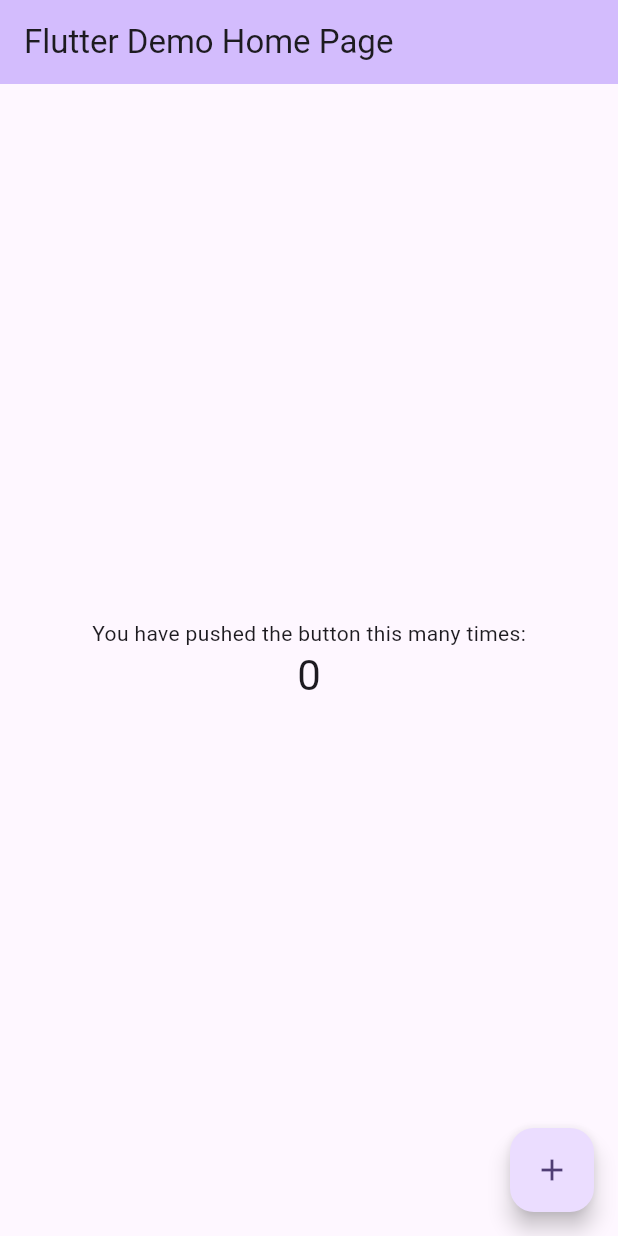
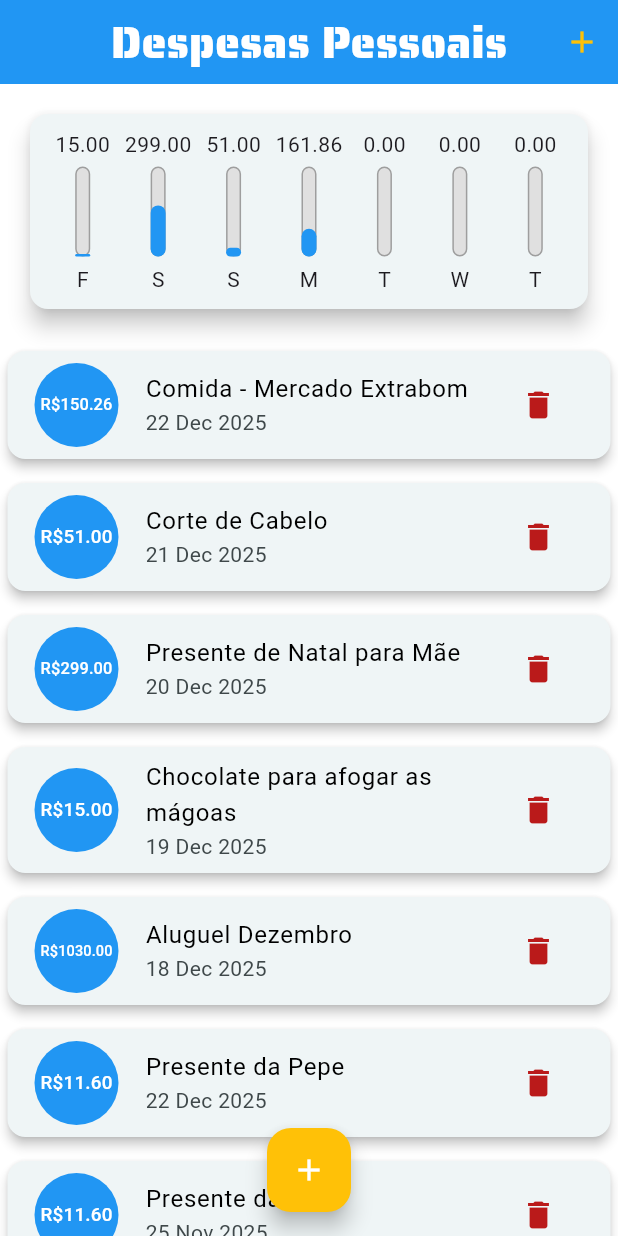
Before and after one commit to robzerbo/personal_expenses_project, a Flutter app: the screen it shows after launch, on a phone screen of 412 x 824 dp. Run offline on Flutter 3.47's test engine with Material 3 defaults, Android fonts, the phone set to English and light mode, and no system bars.

Commit message:
section 4 of the course, completed and added

```diff
--- /dev/null
+++ b/lib/components/chart.dart
@@ -0,0 +1,65 @@
+import 'package:flutter/material.dart';
+import 'package:intl/intl.dart';
+import 'package:personal_expenses_project/components/chart_bar.dart';
+import 'package:personal_expenses_project/models/transaction.dart';
+
+class Chart extends StatelessWidget {
+
+  final List<Transaction> recentTransactions;
+
+  const Chart({super.key, required this.recentTransactions});
+
+  double get _weekTotalValue{
+    return groupedTransactions.fold(0, (sum, tr){
+      return sum + (tr['value'] as double);
+    });
+  }
+
+  List<Map<String, Object>> get groupedTransactions{
+    return List.generate(7, (index){
+      final weekDay = DateTime.now().subtract(
+        Duration(days: index),
+      );
+
+      double valueSum = 0.0;
+
+      for(Transaction transaction in recentTransactions){
+        bool isSameDay = transaction.date.day == weekDay.day;
+        bool isSameMonth = transaction.date.month == weekDay.month;
+        bool isSameYear = transaction.date.year == weekDay.year;
+
+        if(isSameDay && isSameMonth && isSameYear){
+          valueSum += transaction.value;
+        }
+
+      }
+
+      return {'day' : DateFormat.E().format(weekDay)[0], 'value' : valueSum};
+    }).reversed.toList();
+  }
+
+  @override
+  Widget build(BuildContext context) {
+    return Card(
+      elevation: 6,
+      margin: EdgeInsets.all(20),
+      child: Padding(
+        padding: const EdgeInsets.all(10.0),
+        child: Row(
+          mainAxisAlignment: MainAxisAlignment.spaceAround,
+          children:
+            groupedTransactions.map((tr){
+              return Flexible(
+                fit: FlexFit.tight,
+                child: ChartBar(
+                  label: tr['day'].toString(),
+                  value: double.parse(tr['value'].toString()),
+                  percentage: _weekTotalValue == 0 ? 0 : (tr['value'] as double) / _weekTotalValue
+                )
+              );
+            }).toList(),
+        ),
+      ),
+    );
+  }
+}
--- /dev/null
+++ b/lib/components/chart_bar.dart
@@ -0,0 +1,55 @@
+import 'package:flutter/material.dart';
+
+class ChartBar extends StatelessWidget {
+
+  final String label;
+  final double value;
+  final double percentage;
+
+  const ChartBar({super.key, required this.label, required this.value, required this.percentage});
+
+  @override
+  Widget build(BuildContext context) {
+    return Column(
+      children: [
+        Container(
+          height: 20,
+          child: FittedBox(
+            child: Text(value.toStringAsFixed(2))
+          ),
+        ),
+        SizedBox(height: 5,),
+        Container(
+          height: 60,
+          width: 10,
+          child: Stack(
+            alignment: Alignment.bottomCenter,
+            children: [
+              Container(
+                decoration: BoxDecoration(
+                  border: Border.all(
+                    color: Colors.grey,
+                    width: 1.0
+                  ),
+                  color: Colors.grey[300],
+                  borderRadius: BorderRadius.circular(5)
+                ),
+              ),
+              FractionallySizedBox(
+                heightFactor: percentage,
+                child: Container(
+                  decoration: BoxDecoration(
+                    color: Theme.of(context).primaryColor,
+                    borderRadius: BorderRadius.circular(5)
+                  ),
+                ),
+              )
+            ],
+          ),
+        ),
+        SizedBox(height: 5,),
+        Text(label)
+      ],
+    );
+  }
+}
--- /dev/null
+++ b/lib/components/transaction_list.dart
@@ -0,0 +1,130 @@
+import 'package:flutter/material.dart';
+import 'package:personal_expenses_project/models/transaction.dart';
+import 'package:intl/intl.dart' ;
+
+class TransactionList extends StatelessWidget {
+  final List<Transaction> transactions;
+  final void Function(String) onRemoved;
+
+  const TransactionList({super.key, required this.transactions, required this.onRemoved});
+
+  @override
+  Widget build(BuildContext context) {
+    return
+      Container(
+        height: 650,
+        child: transactions.isNotEmpty ? ListView.builder(
+          itemCount: transactions.length,
+          itemBuilder: (ctx, index){
+            final tr = transactions[index];
+            return Card(
+              elevation: 3,
+              margin: EdgeInsets.symmetric(
+                vertical: 8,
+                horizontal: 5,
+              ),
+              child: ListTile(
+                leading: CircleAvatar(
+                  backgroundColor: Theme.of(context).colorScheme.primary,
+                  radius: 30,
+                  child: Padding(
+                    padding: const EdgeInsets.all(6.0),
+                    child: FittedBox(
+                      child: Text(
+                        "R\$${tr.value.toStringAsFixed(2)}",
+                        style: TextStyle(
+                          color: Theme.of(context).appBarTheme.foregroundColor
+                        ),
+                      )
+                    ),
+                  ),
+                ),
+                title: Text(
+                  tr.title,
+                  style: TextStyle(
+                    color: Theme.of(context).colorScheme.onSurface,
+                    // fontWeight:
+                  ),
+                ),
+                subtitle: Text(DateFormat('d MMM y').format(tr.date)),
+                trailing: IconButton(
+                  onPressed: ()=> onRemoved(tr.id),
+                  icon: Icon(Icons.delete),
+                  color: Theme.of(context).colorScheme.error,
+                ),
+              ),
+            );
+          },
+          // return Card(
+            //   elevation: 2,
+            //   child: Row(children: [
+            //     Container(
+            //       margin: EdgeInsets.symmetric(vertical: 15, horizontal: 15),
+            //       decoration: BoxDecoration(
+            //         border: Border.all(
+            //           color: Theme.of(context).colorScheme.primary,
+            //           width: 2,
+
+            //         ),
+            //         borderRadius: BorderRadius.circular(20)
+            //       ),
+            //       padding: EdgeInsets.all(10),
+
+            //       child: Text(
+            //         "R\$ ${tr.value.toStringAsFixed(2)}",
+            //         style: TextStyle(
+            //           fontWeight: FontWeight.bold,
+            //           fontFamily: Theme.of(context).textTheme.titleLarge?.fontFamily,
+            //           fontSize: 20,
+            //           color: Theme.of(context).colorScheme.primary
+            //         )
+            //       )
+            //     ),
+            //     Expanded(
+            //       child: Column(
+            //         crossAxisAlignment: CrossAxisAlignment.start,
+            //         children: [
+            //         Text(
+            //           tr.title,
+            //           softWrap: true,
+            //           style: TextStyle(
+            //             fontSize: 20,
+            //             fontWeight: FontWeight.bold
+            //           ),
+            //         ),
+            //         Text(
+            //           DateFormat('d MMM yyyy').format(tr.date),
+            //           style: TextStyle(
+            //             color: Theme.of(context).colorScheme.outline
+            //           ),
+            //           )
+            //       ],),
+            //     )
+            //   ],)
+            // );
+        )
+        :
+        Column(
+          children: [
+            Padding(
+              padding: const EdgeInsets.all(8.0),
+              child: Text(
+                "Nenhum gasto registrado...",
+                style: TextStyle(
+                  fontFamily: Theme.of(context).appBarTheme.titleTextStyle?.fontFamily,
+                  fontSize: 20
+                ),
+              ),
+            ),
+            Container(
+              height: 200,
+              child: Image.asset(
+                "assets/fonts/images/empty-wallet.webp",
+                fit: BoxFit.cover,
+              ),
+            )
+          ],
+        )
+      );
+    }
+}
--- a/lib/main.dart
+++ b/lib/main.dart
@@ -1,122 +1,141 @@
 import 'package:flutter/material.dart';
+import 'package:personal_expenses_project/components/chart.dart';
+import 'dart:math';
+import 'package:personal_expenses_project/components/transaction_form.dart';
+import 'package:personal_expenses_project/components/transaction_list.dart';
+import 'package:personal_expenses_project/models/transaction.dart';
 
 void main() {
-  runApp(const MyApp());
+  runApp(ExpensesApp());
 }
 
-class MyApp extends StatelessWidget {
-  const MyApp({super.key});
+class ExpensesApp extends StatelessWidget {
+  ExpensesApp({super.key});
 
-  // This widget is the root of your application.
+  final ThemeData theme = ThemeData();
+
   @override
   Widget build(BuildContext context) {
     return MaterialApp(
-      title: 'Flutter Demo',
+      home: MyHomePage(),
       theme: ThemeData(
-        // This is the theme of your application.
-        //
-        // TRY THIS: Try running your application with "flutter run". You'll see
-        // the application has a purple toolbar. Then, without quitting the app,
-        // try changing the seedColor in the colorScheme below to Colors.green
-        // and then invoke "hot reload" (save your changes or press the "hot
-        // reload" button in a Flutter-supported IDE, or press "r" if you used
-        // the command line to start the app).
-        //
-        // Notice that the counter didn't reset back to zero; the application
-        // state is not lost during the reload. To reset the state, use hot
-        // restart instead.
-        //
-        // This works for code too, not just values: Most code changes can be
-        // tested with just a hot reload.
-        colorScheme: .fromSeed(seedColor: Colors.deepPurple),
+        // useMaterial3: false,
+        appBarTheme: AppBarTheme(
+          backgroundColor: Colors.blue,
+          foregroundColor: Colors.white,
+          iconTheme: IconThemeData(
+            color: Colors.amber
+          ),
+          titleTextStyle: TextStyle(
+            fontFamily: 'SairaStencilOne',
+            fontSize: 30
+          ),
+        ),
+        textTheme: ThemeData.light().textTheme.copyWith(
+          titleLarge: TextStyle(
+            fontFamily: 'SairaStencilOne',
+            fontSize: 20
+          ),
+        ),
+        colorScheme: ColorScheme.fromSeed(
+          seedColor: Colors.white70,
+          primary: Colors.blue,
+          secondary: Colors.amber,
+          onSurface: Colors.black,
+          outline: Colors.blueGrey,
+          surface: Colors.white
+        ),
+        fontFamily: 'NotoSerif'
       ),
-      home: const MyHomePage(title: 'Flutter Demo Home Page'),
     );
   }
 }
 
 class MyHomePage extends StatefulWidget {
-  const MyHomePage({super.key, required this.title});
-
-  // This widget is the home page of your application. It is stateful, meaning
-  // that it has a State object (defined below) that contains fields that affect
-  // how it looks.
-
-  // This class is the configuration for the state. It holds the values (in this
-  // case the title) provided by the parent (in this case the App widget) and
-  // used by the build method of the State. Fields in a Widget subclass are
-  // always marked "final".
-
-  final String title;
+  const MyHomePage({super.key});
 
   @override
   State<MyHomePage> createState() => _MyHomePageState();
 }
 
 class _MyHomePageState extends State<MyHomePage> {
-  int _counter = 0;
 
-  void _incrementCounter() {
+  final List<Transaction> _transactions = [
+    Transaction(id: "t1", title: "Comida - Mercado Extrabom", value: 150.255555, date: DateTime.now().subtract(Duration(days: 3))),
+    Transaction(id: "t2", title: "Corte de Cabelo", value: 50.9999, date: DateTime.now().subtract(Duration(days: 4))),
+    Transaction(id: "t3", title: "Presente de Natal para Mãe", value: 299, date: DateTime.now().subtract(Duration(days: 5))),
+    Transaction(id: "t4", title: "Chocolate para afogar as mágoas", value: 15, date: DateTime.now().subtract(Duration(days: 6))),
+    Transaction(id: "t6", title: "Aluguel Dezembro", value: 1030, date: DateTime.now().subtract(Duration(days: 7))),
+    Transaction(id: "t7", title: "Presente da Pepe", value: 11.60, date: DateTime.now().subtract(Duration(days: 3))),
+    Transaction(id: "t8", title: "Presente da Pepe", value: 11.60, date: DateTime.now().subtract(Duration(days: 30))),
+  ];
+
+  List<Transaction> get _recentTransactions{
+    return _transactions.where((tr){
+      return tr.date.isAfter(DateTime.now().subtract(
+        Duration(days: 7)));
+      }).toList();
+  }
+
+  void _addTransaction(String title, double value, DateTime date){
+    final newTransaction = Transaction(
+      id: Random().nextDouble().toString(),
+      title: title,
+      value: value,
+      date: date
+      );
+
+      setState(() {
+        _transactions.add(newTransaction);
+      });
+
+      Navigator.of(context).pop();
+  }
+
+  void _removeTransaction(String id){
     setState(() {
-      // This call to setState tells the Flutter framework that something has
-      // changed in this State, which causes it to rerun the build method below
-      // so that the display can reflect the updated values. If we changed
-      // _counter without calling setState(), then the build method would not be
-      // called again, and so nothing would appear to happen.
-      _counter++;
+      _transactions.removeWhere((tr) => tr.id == id);
     });
+  }
+
+  dynamic _openTransactionFormModal(BuildContext context){
+    showModalBottomSheet(
+      context: context,
+      builder: (_){
+        return TransactionForm(onSubmit: _addTransaction);
+      }
+    );
   }
 
   @override
   Widget build(BuildContext context) {
-    // This method is rerun every time setState is called, for instance as done
-    // by the _incrementCounter method above.
-    //
-    // The Flutter framework has been optimized to make rerunning build methods
-    // fast, so that you can just rebuild anything that needs updating rather
-    // than having to individually change instances of widgets.
     return Scaffold(
       appBar: AppBar(
-        // TRY THIS: Try changing the color here to a specific color (to
-        // Colors.amber, perhaps?) and trigger a hot reload to see the AppBar
-        // change color while the other colors stay the same.
-        backgroundColor: Theme.of(context).colorScheme.inversePrimary,
-        // Here we take the value from the MyHomePage object that was created by
-        // the App.build method, and use it to set our appbar title.
-        title: Text(widget.title),
+        title: Text("Despesas Pessoais"),
+        centerTitle: true,
+        actions: [
+          IconButton(
+            onPressed: () => _openTransactionFormModal(context),
+            icon: Icon(Icons.add)
+          )
+        ],
       ),
-      body: Center(
-        // Center is a layout widget. It takes a single child and positions it
-        // in the middle of the parent.
+      body: SingleChildScrollView( // precisa definir o tamanho da tela
         child: Column(
-          // Column is also a layout widget. It takes a list of children and
-          // arranges them vertically. By default, it sizes itself to fit its
-          // children horizontally, and tries to be as tall as its parent.
-          //
-          // Column has various properties to control how it sizes itself and
-          // how it positions its children. Here we use mainAxisAlignment to
-          // center the children vertically; the main axis here is the vertical
-          // axis because Columns are vertical (the cross axis would be
-          // horizontal).
-          //
-          // TRY THIS: Invoke "debug painting" (choose the "Toggle Debug Paint"
-          // action in the IDE, or press "p" in the console), to see the
-          // wireframe for each widget.
-          mainAxisAlignment: .center,
-          children: [
-            const Text('You have pushed the button this many times:'),
-            Text(
-              '$_counter',
-              style: Theme.of(context).textTheme.headlineMedium,
-            ),
+          crossAxisAlignment: CrossAxisAlignment.stretch,
+          children: <Widget>[
+            Chart(recentTransactions: _recentTransactions),
+            TransactionList(transactions: _transactions, onRemoved: _removeTransaction),
           ],
         ),
       ),
       floatingActionButton: FloatingActionButton(
-        onPressed: _incrementCounter,
-        tooltip: 'Increment',
-        child: const Icon(Icons.add),
-      ),
+        backgroundColor: Theme.of(context).colorScheme.secondary,
+        foregroundColor: Theme.of(context).colorScheme.surface,
+        onPressed: () => _openTransactionFormModal(context),
+        child: Icon(Icons.add),
+        ),
+        floatingActionButtonLocation: FloatingActionButtonLocation.centerFloat,
     );
   }
 }
--- /dev/null
+++ b/lib/models/transaction.dart
@@ -0,0 +1,14 @@
+class Transaction {
+  final String id;
+  final String title;
+  final double value;
+  final DateTime date;
+
+
+  Transaction({
+    required this.id,
+    required this.title,
+    required this.value,
+    required this.date
+    });
+}
```
Also changed, not shown: lib/components/transaction_form.dart (added, +108 -0 lines), pubspec.yaml (+20 -13 lines), assets/fonts/NotoSerif-Black.ttf (added), assets/fonts/NotoSerif-Bold.ttf (added), assets/fonts/NotoSerif-Regular.ttf (added), assets/fonts/NotoSerif-SemiBold.ttf (added), assets/fonts/NotoSerif-Thin.ttf (added), assets/fonts/SairaStencilOne-Regular.ttf (added), assets/fonts/images/empty-wallet.webp (added), pubspec.lock, 1 other file.
